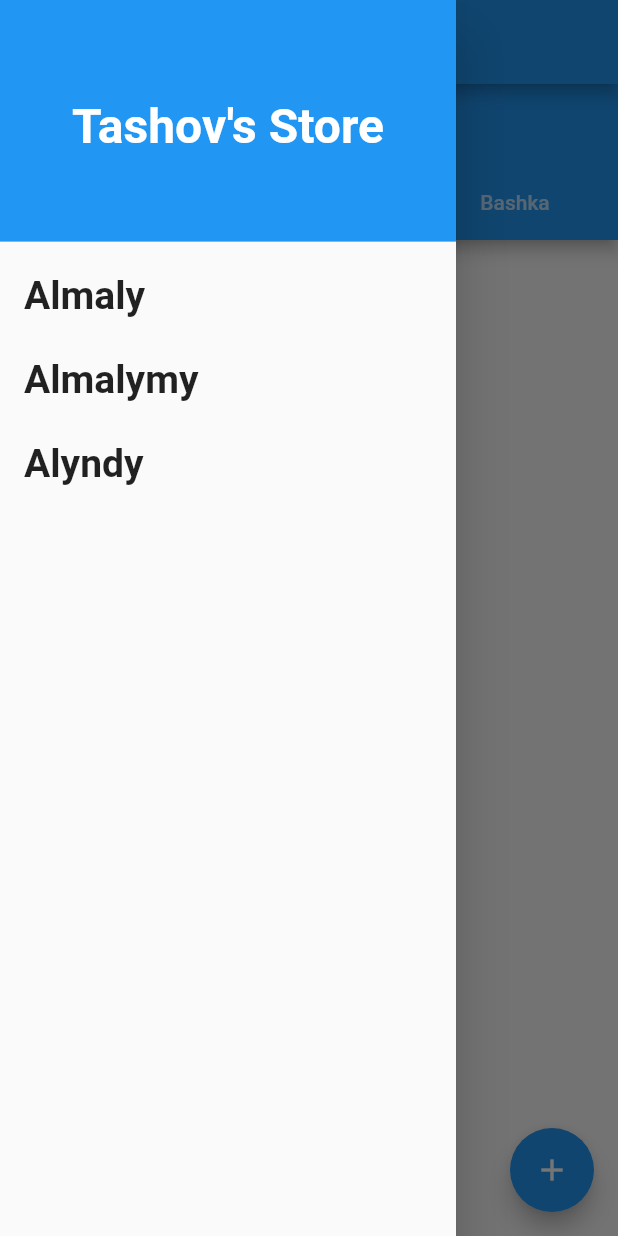
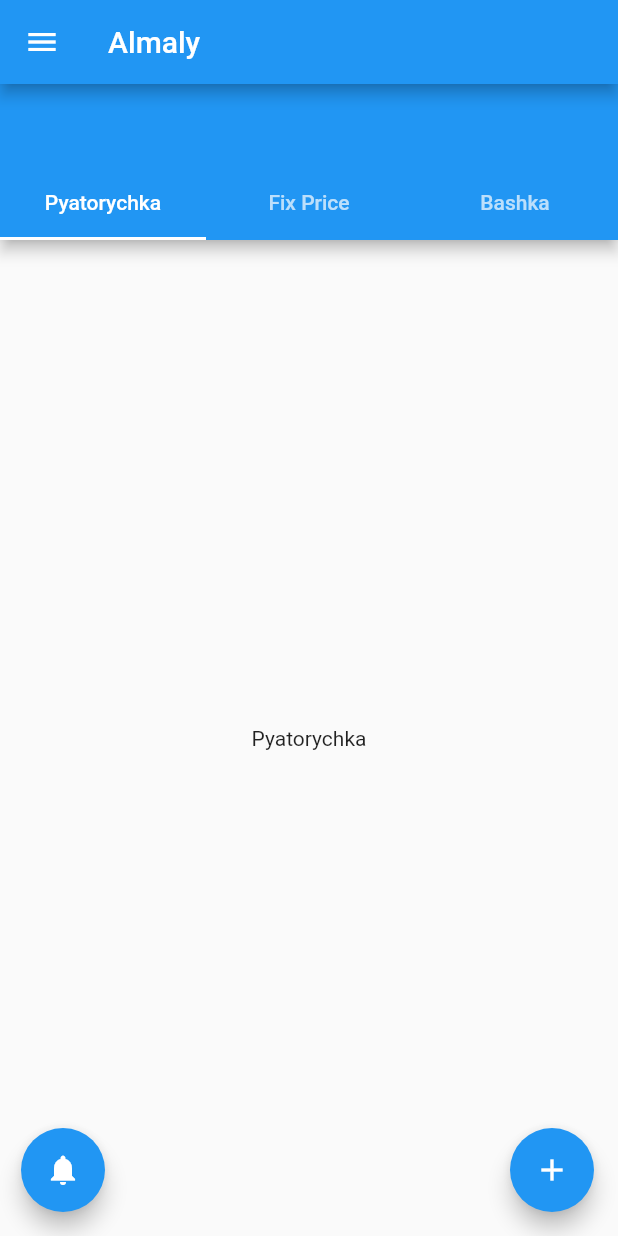
Before and after one commit to Intizar-T/family-store-mobile, a Flutter app: the screen it shows after launch, in the side drawer, after a tap on "Almaly", on a phone screen of 412 x 824 dp. Run offline on Flutter 3.47's test engine with Material 2 defaults, Android fonts, the light colour scheme and no system bars.

Commit message:
navigation in drawer works

```diff
--- a/lib/main.dart
+++ b/lib/main.dart
@@ -1,13 +1,34 @@
 import 'package:flutter/material.dart';
 import 'package:family_store/widgets/tab_bar.dart';
 
-void main() {
-  runApp(App());
+void main() => runApp(const MyApp());
+
+class MyApp extends StatelessWidget {
+  const MyApp({super.key});
+
+  @override
+  Widget build(BuildContext context) {
+    return const MaterialApp(
+      home: MyHomePage(),
+    );
+  }
 }
 
-class App extends StatelessWidget {
-  App({super.key});
+class MyHomePage extends StatefulWidget {
+  const MyHomePage({super.key});
 
+  @override
+  State<MyHomePage> createState() => _MyHomePageState();
+}
+
+class _MyHomePageState extends State<MyHomePage> {
+  static const List<String> drawerOptionNames = <String>[
+    "Almaly",
+    "Almalymy",
+    "Alyndy"
+  ];
+  int _selectedIndex = 0;
+  String _title = drawerOptionNames[0];
   final List<Widget> tabs = [
     Tab(text: 'Pyatorychka'),
     Tab(text: 'Fix Price'),
@@ -33,13 +54,35 @@
   static const TextStyle drawerHeaderStyle =
       TextStyle(fontSize: 32, fontWeight: FontWeight.bold, color: Colors.white);
 
+  static const TextStyle optionStyle =
+      TextStyle(fontSize: 30, fontWeight: FontWeight.bold);
+
+  // static const List<Widget> _widgetOptions = <Widget>[
+  //   Text(
+  //     'Index 0: Home',
+  //     style: optionStyle,
+  //   ),
+  //   Text(
+  //     'Index 1: Business',
+  //     style: optionStyle,
+  //   ),
+  //   Text(
+  //     'Index 2: School',
+  //     style: optionStyle,
+  //   ),
+  // ];
+
+  void _onItemTapped(int index) {
+    setState(() {
+      _selectedIndex = index;
+      _title = drawerOptionNames[index];
+    });
+  }
+
   @override
   Widget build(BuildContext context) {
-    return MaterialApp(
-      home: Scaffold(
-        appBar: AppBar(
-          title: Text('Almaly'),
-        ),
+    return Scaffold(
+      appBar: AppBar(title: Text(_title)),
       body: Center(
         child: TabBarWidget(
           length: 3,
@@ -77,48 +120,38 @@
           padding: EdgeInsets.zero,
           children: [
             const DrawerHeader(
-                  decoration: BoxDecoration(color: Colors.blue),
-                  child: Expanded(
-                      child: Center(
-                    child: Text(
-                      "Tashov's Store",
-                      style: drawerHeaderStyle,
+              decoration: BoxDecoration(
+                color: Colors.blue,
               ),
-                  ))),
-              ListTile(
-                title: const Text(
-                  'Almaly',
-                  style: drawerOptionsStyle,
-                ),
-                onTap: () {
-                  // go to Item 1 page
-                  // Navigator.pop(context);
-                },
+              child: Text("Tashov's Store"),
             ),
             ListTile(
-                title: const Text(
-                  'Almalymy',
-                  style: drawerOptionsStyle,
-                ),
+              title: Text(drawerOptionNames[0]),
+              selected: _selectedIndex == 0,
               onTap: () {
-                  // go to Item 2 page
+                _onItemTapped(0);
                 Navigator.pop(context);
               },
             ),
             ListTile(
-                title: const Text(
-                  'Alyndy',
-                  style: drawerOptionsStyle,
+              title: Text(drawerOptionNames[1]),
+              selected: _selectedIndex == 1,
+              onTap: () {
+                _onItemTapped(1);
+                Navigator.pop(context);
+              },
             ),
+            ListTile(
+              title: Text(drawerOptionNames[2]),
+              selected: _selectedIndex == 2,
               onTap: () {
-                  // go to Item 2 page
+                _onItemTapped(2);
                 Navigator.pop(context);
               },
             ),
           ],
         ),
       ),
-      ),
     );
   }
 }
```
Lines whose indentation alone changed are shown as unchanged.
